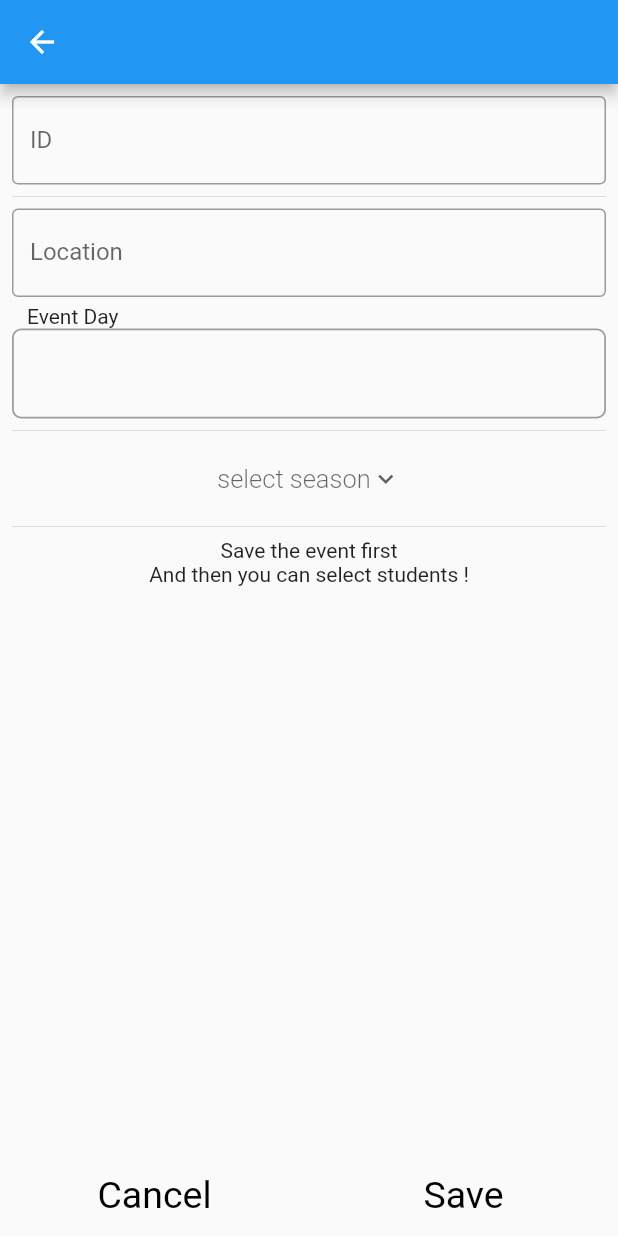
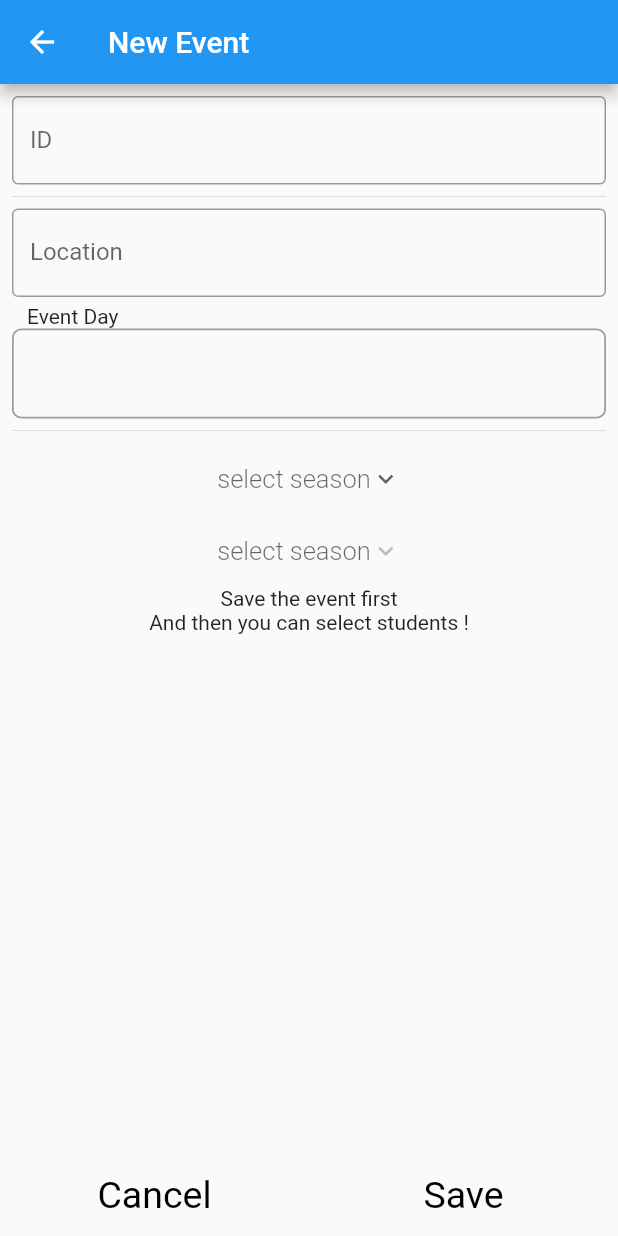
Before and after one commit to AhmedAbdoElhawary/scouts_systems_project, a Flutter app: the EventInfoPage screen opened directly with empty values, on a phone screen of 412 x 824 dp. Run offline on Flutter 3.47's test engine with Material 2 defaults, Android fonts, the phone set to English and light mode, and no system bars; our stand-ins replace cloud_firestore, firebase_auth, firebase_core, fluttertoast, random_string; accounts and stored records are empty.

Commit message:
extract some methods

```diff
--- a/lib/view/events/add_event_item.dart
+++ b/lib/view/events/add_event_item.dart
@@ -36,7 +36,7 @@ class EventInfoPage extends StatefulWidget {
 class _EventInfoPageState extends State<EventInfoPage> {
   String seasonDocIdDropDown = "";
   String? dropDownSeason;
-  var listOfLeader = List<String>.generate(10, (i) => "leader ${i + 1}");
+  var listOfLeader = List<String>.generate(5, (i) => "Leader ${i + 1}");
   bool eventIdValidate = false;
   bool locationValidate = false;
   bool userDateValidate = false;
@@ -47,22 +47,10 @@ class _EventInfoPageState extends State<EventInfoPage> {
     return fetchingSeason(context);
   }
 
-  Scaffold buildScaffold(String selectedSeason, BuildContext context) {
-    return Scaffold(
-      appBar: AppBar(
-          title: Text(widget.controlEventID.text), actions: actionsWidgets()),
-      body: Column(
-        children: [
-          containerOfFields(selectedSeason),
-          containerOfButtons(context, selectedSeason)
-        ],
-      ),
-    );
-  }
-
   Widget fetchingSeason(BuildContext context) {
     SeasonsProvider provider = context.watch<SeasonsProvider>();
-    if (provider.selectedSeasonOfEvent.isEmpty &&
+    if (widget.checkForUpdate &&
+        provider.selectedSeasonOfEvent.isEmpty &&
         provider.stateOfFetchingSelectedSeason != StateOfEvents.loaded) {
       print("event item ${provider.selectedSeasonOfEvent}");
       provider.neededSeasonOfEvent(
@@ -71,11 +59,41 @@ class _EventInfoPageState extends State<EventInfoPage> {
     } else {
       print("event item ${provider.selectedSeasonOfEvent}");
       return buildScaffold(
-          provider.selectedSeasonOfEvent == "nothing"
-              ? ""
-              : provider.selectedSeasonOfEvent,
+          widget.checkForUpdate
+              ? (provider.selectedSeasonOfEvent == "nothing"
+                  ? ""
+                  : provider.selectedSeasonOfEvent)
+              : "",
           context);
     }
+  }
+
+  Scaffold buildScaffold(String selectedSeason, BuildContext context) {
+    final appBar = new AppBar(
+        title: Text(widget.controlEventID.text.isEmpty
+            ? "New Event"
+            : widget.controlEventID.text),
+        actions: actionsWidgets());
+    double appBarHeight = appBar.preferredSize.height;
+    final safePadding = MediaQuery.of(context).padding.top;
+    final bodyHeight =
+        MediaQuery.of(context).size.height - appBarHeight - safePadding;
+
+    return Scaffold(
+      appBar: appBar,
+      body: SingleChildScrollView(
+        child: SizedBox(
+          height: bodyHeight,
+          child: Column(
+            mainAxisAlignment: MainAxisAlignment.spaceBetween,
+            children: [
+              containerOfFields(selectedSeason),
+              containerOfButtons(context, selectedSeason)
+            ],
+          ),
+        ),
+      ),
+    );
   }
 
   List<Widget> actionsWidgets() =>
@@ -97,8 +115,8 @@ class _EventInfoPageState extends State<EventInfoPage> {
       width: double.infinity,
       height: 55,
       child: Row(
-        crossAxisAlignment: CrossAxisAlignment.center,
-        mainAxisAlignment: MainAxisAlignment.center,
+        crossAxisAlignment: CrossAxisAlignment.stretch,
+        mainAxisAlignment: MainAxisAlignment.end,
         children: [
           buttonOfCancel(context),
           buttonOfSave(context, selectedSeason),
@@ -136,13 +154,18 @@ class _EventInfoPageState extends State<EventInfoPage> {
 
   checkValidationFieldsAndPop(String selectedSeason) async {
     if (validateTextField(widget.controlEventID.text) &&
-        validateTextField(widget.controlLocation.text)) {
+        validateTextField(widget.controlLocation.text) &&
+        validateSeasonDropButton()) {
       String season = "";
       if (selectedSeason.isEmpty) season = seasonDocIdDropDown;
       widget.checkForUpdate ? updateEvent(season) : addEvent();
       updatePreviousScreenData();
       Navigator.pop(context);
     }
+  }
+
+  bool validateSeasonDropButton() {
+    return seasonDocIdDropDown.isEmpty ? false : true;
   }
 
   updatePreviousScreenData() {
@@ -158,6 +181,7 @@ class _EventInfoPageState extends State<EventInfoPage> {
       location: widget.controlLocation.text,
       date: getEventDay(),
       leader: widget.dropdownValueLeader,
+      seasonDOcId: seasonDocIdDropDown,
     );
   }
 
@@ -189,15 +213,11 @@ class _EventInfoPageState extends State<EventInfoPage> {
     return true;
   }
 
-  Expanded containerOfFields(String selectedSeason) {
-    return Expanded(
-      child: Padding(
-        padding: const EdgeInsets.all(8.0),
-        child: SingleChildScrollView(
-          child: Column(
-            children: childrenOfColumn(selectedSeason),
-          ),
-        ),
+  Padding containerOfFields(String selectedSeason) {
+    return Padding(
+      padding: const EdgeInsets.all(8.0),
+      child: Column(
+        children: childrenOfColumn(selectedSeason),
       ),
     );
   }
@@ -212,11 +232,9 @@ class _EventInfoPageState extends State<EventInfoPage> {
       columnOfPickDate(),
       const Divider(),
       dropdownButton(widget.dropdownValueLeader),
-      widget.checkForUpdate
-          ? (selectedSeason.isEmpty
-              ? dropdownButton(dropDownSeason)
-              : containerSeasonBody(selectedSeason))
-          : const Divider(),
+      selectedSeason.isEmpty
+          ? dropdownButton(dropDownSeason)
+          : containerSeasonBody(selectedSeason),
       widget.checkForUpdate && selectedSeason.isNotEmpty
           ? studentsButton()
           : emptyMessage(),
@@ -370,7 +388,7 @@ class _EventInfoPageState extends State<EventInfoPage> {
             color: Colors.black, fontSize: 17, fontWeight: FontWeight.w300),
         onChanged: (n) {
           setState(() {
-            if (widget.checkForUpdate && dropDownValue == dropDownSeason) {
+            if (dropDownValue == dropDownSeason) {
               dropDownSeason = n!;
               seasonDocIdDropDown = dropDownSeason!;
             } else {
@@ -378,7 +396,7 @@ class _EventInfoPageState extends State<EventInfoPage> {
             }
           });
         },
-        items: widget.checkForUpdate && dropDownValue == dropDownSeason
+        items: dropDownValue == dropDownSeason
             ? listMapOfSeasons(widget.seasonsFormat)?.toList()
             : listMapOfLeaders(listOfLeader)?.toList(),
       ),
```
